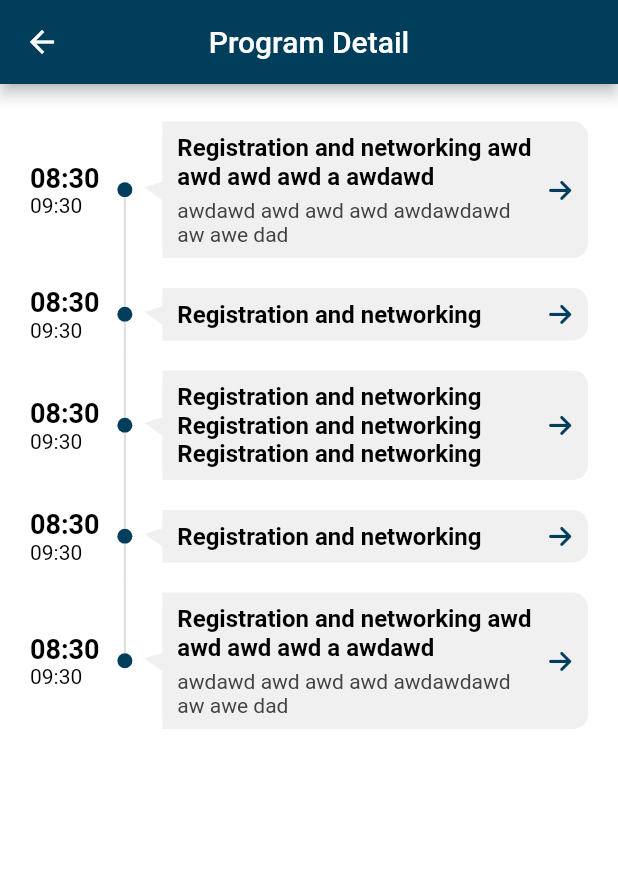
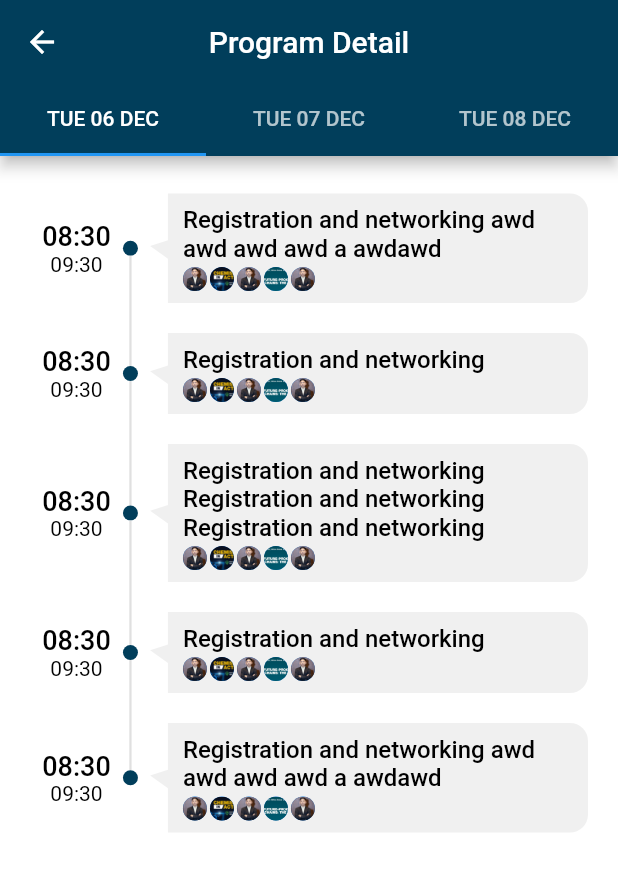
Before and after one commit to ajcandelariaa/flutter-gpca-networking, a Flutter app: the ProgramScreen screen opened by its route, after a tap on "Annual GPCA Forum", on a phone screen of 412 x 824 dp. Shown: the top 871 px of the screen. Run offline on Flutter 3.47's test engine with Material 2 defaults, Android fonts, the phone set to English and light mode, and no system bars; drawn by our look-alikes of timeline_tile; our stand-ins replace badges, flutter_html, font_awesome_flutter, photo_view, webview_flutter.

Commit message:
program tile modified

```diff
--- a/lib/screens/event/program/program_detail_screen.dart
+++ b/lib/screens/event/program/program_detail_screen.dart
@@ -7,25 +7,46 @@ class ProgramDetailScreen extends StatelessWidget {
 
   @override
   Widget build(BuildContext context) {
-    return Scaffold(
+    return DefaultTabController(
+      length: 3,
+      initialIndex: 0,
+      child: Scaffold(
         backgroundColor: Colors.white,
         appBar: AppBar(
           title: const Text('Program Detail'),
           centerTitle: true,
+          bottom: TabBar(
+            tabs: [
+              Tab(
+                text: 'TUE 06 DEC',
               ),
-      body: Container(
+              Tab(
+                text: 'TUE 07 DEC',
+              ),
+              Tab(
+                text: 'TUE 08 DEC',
+              ),
+            ],
+          ),
+        ),
+        body: TabBarView(
+          children: [
+            Container(
               width: double.infinity,
               margin: const EdgeInsets.symmetric(
                 horizontal: 20,
                 vertical: 15,
               ),
+              child: SingleChildScrollView(
                 child: Column(
                   children: [
                     ProgramTimelineTile(
                       sessionStartTime: "08:30",
                       sessionEndTime: "09:30",
-              sessionTitle: "Registration and networking awd awd awd awd a awdawd ",
-              sessionDescription: "awdawd awd awd awd awdawdawd aw awe dad",
+                      sessionTitle:
+                          "Registration and networking awd awd awd awd a awdawd ",
+                      sessionDescription:
+                          "awdawd awd awd awd awdawdawd aw awe dad",
                       sessionIsFirst: true,
                       sessionIsLast: false,
                       sessionIndicatorXY: 0.5,
@@ -42,7 +63,8 @@ class ProgramDetailScreen extends StatelessWidget {
                     ProgramTimelineTile(
                       sessionStartTime: "08:30",
                       sessionEndTime: "09:30",
-              sessionTitle: "Registration and networking Registration and networking Registration and networking",
+                      sessionTitle:
+                          "Registration and networking Registration and networking Registration and networking",
                       sessionDescription: "",
                       sessionIsFirst: false,
                       sessionIsLast: false,
@@ -60,8 +82,10 @@ class ProgramDetailScreen extends StatelessWidget {
                     ProgramTimelineTile(
                       sessionStartTime: "08:30",
                       sessionEndTime: "09:30",
-              sessionTitle: "Registration and networking awd awd awd awd a awdawd ",
-              sessionDescription: "awdawd awd awd awd awdawdawd aw awe dad",
+                      sessionTitle:
+                          "Registration and networking awd awd awd awd a awdawd ",
+                      sessionDescription:
+                          "awdawd awd awd awd awdawdawd aw awe dad",
                       sessionIsFirst: false,
                       sessionIsLast: true,
                       sessionIndicatorXY: 0.5,
@@ -69,6 +93,12 @@ class ProgramDetailScreen extends StatelessWidget {
                   ],
                 ),
               ),
+            ),
+            Center(),
+            Center(),
+          ],
+        ),
+      ),
     );
   }
 }
--- a/lib/widgets/program_tile.dart
+++ b/lib/widgets/program_tile.dart
@@ -11,7 +11,7 @@ class ProgramTile extends StatelessWidget {
       child: Stack(
         children: [
           ClipRRect(
-            borderRadius: const BorderRadius.all(Radius.circular(20)),
+            borderRadius: const BorderRadius.all(Radius.circular(15)),
             child: Container(
               color: Colors.black,
               child: Opacity(
@@ -25,10 +25,10 @@ class ProgramTile extends StatelessWidget {
             ),
           ),
           Positioned(
-            top: 40,
-            left: 50,
-            right: 50,
+            bottom: 20,
+            left: 20,
             child: Column(
+              crossAxisAlignment: CrossAxisAlignment.start,
               children: const [
                 Text(
                   "Annual GPCA Forum",
--- a/lib/widgets/program_timeline_tile.dart
+++ b/lib/widgets/program_timeline_tile.dart
@@ -30,21 +30,22 @@ class ProgramTimelineTile extends StatelessWidget {
       beforeLineStyle: LineStyle(color: Colors.grey.shade300, thickness: 1.5),
       axis: TimelineAxis.vertical,
       alignment: TimelineAlign.manual,
-      lineXY: 0.17,
+      lineXY: 0.18,
       isLast: sessionIsLast,
       isFirst: sessionIsFirst,
       startChild: Column(
-        crossAxisAlignment: CrossAxisAlignment.start,
+        crossAxisAlignment: CrossAxisAlignment.center,
         mainAxisAlignment: MainAxisAlignment.center,
         children: [
           Text(
             sessionStartTime,
-            style: const TextStyle(fontWeight: FontWeight.bold, fontSize: 18),
+            style: const TextStyle(fontWeight: FontWeight.w500, fontSize: 18),
           ),
           Text(sessionEndTime),
         ],
       ),
       endChild: Column(
+        crossAxisAlignment: CrossAxisAlignment.start,
         children: [
           Stack(
             clipBehavior: Clip.none,
@@ -74,11 +75,10 @@ class ProgramTimelineTile extends StatelessWidget {
                 decoration: const BoxDecoration(
                   color: Color.fromARGB(255, 240, 240, 240),
                   borderRadius: BorderRadius.only(
-                      topRight: Radius.circular(10),
-                      bottomRight: Radius.circular(10)),
+                      topRight: Radius.circular(12),
+                      bottomRight: Radius.circular(12)),
                 ),
-                padding:
-                    const EdgeInsets.symmetric(horizontal: 10, vertical: 8),
+                padding: const EdgeInsets.symmetric(horizontal: 10, vertical: 8),
                 child: Row(
                   children: [
                     Expanded(
@@ -88,28 +88,54 @@ class ProgramTimelineTile extends StatelessWidget {
                           Text(
                             sessionTitle,
                             style: const TextStyle(
-                                fontSize: 16, fontWeight: FontWeight.bold),
+                                fontSize: 16, fontWeight: FontWeight.w500),
                           ),
-                          if (sessionDescription != "")
-                            const SizedBox(
-                              height: 5,
-                            ),
-                          if (sessionDescription != "")
-                            Text(
-                              sessionDescription,
-                              style: TextStyle(color: Colors.grey[800]),
-                            ),
+                          // if (sessionDescription != "")
+                          //   const SizedBox(
+                          //     height: 5,
+                          //   ),
+                          // if (sessionDescription != "")
+                          //   Text(
+                          //     sessionDescription,
+                          //     maxLines: 1,
+                          //     overflow: TextOverflow.ellipsis,
+                          //     style: TextStyle(color: Colors.grey[800]),
+                          //   ),
+                          SizedBox(height: 3,),
+                          Row(
+                            children: const [
+                              CircleAvatar(
+                                backgroundImage: AssetImage(
+                                    'assets/images/sample_user.jpeg'),
+                                radius: 8,
+                              ),
+                              SizedBox(width: 2,),
+                              CircleAvatar(
+                                backgroundImage: AssetImage(
+                                    'assets/images/sample_agenda_banner.PNG'),
+                                radius: 8,
+                              ),
+                              SizedBox(width: 2,),
+                              CircleAvatar(
+                                backgroundImage: AssetImage(
+                                    'assets/images/sample_user.jpeg'),
+                                radius: 8,
+                              ),
+                              SizedBox(width: 2,),
+                              CircleAvatar(
+                                backgroundImage: AssetImage(
+                                    'assets/images/sc_banner.jpg'),
+                                radius: 8,
+                              ),
+                              SizedBox(width: 2,),
+                              CircleAvatar(
+                                backgroundImage: AssetImage(
+                                    'assets/images/sample_user.jpeg'),
+                                radius: 8,
+                              ),
+                            ],
+                          ),
                         ],
-                      ),
-                    ),
-                    const SizedBox(
-                      width: 5,
-                    ),
-                    InkWell(
-                      child: Icon(
-                        FontAwesomeIcons.arrowRight,
-                        color: Theme.of(context).primaryColor,
-                        size: 17,
                       ),
                     ),
                   ],
```
Lines whose indentation alone changed are shown as unchanged.
